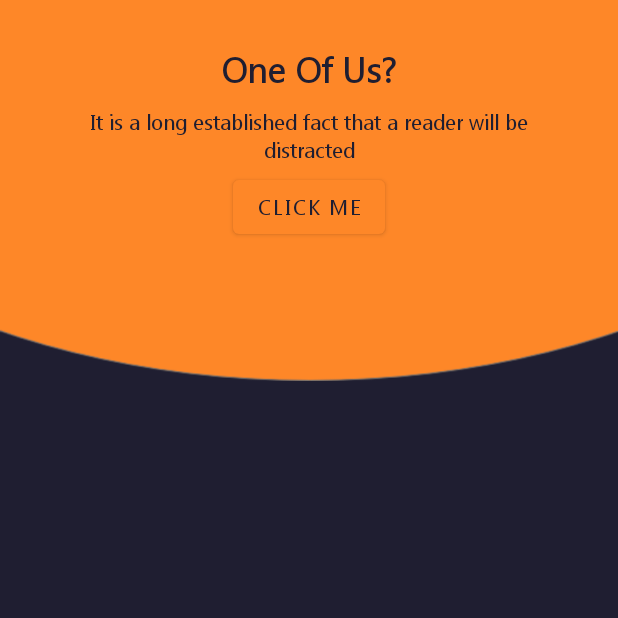
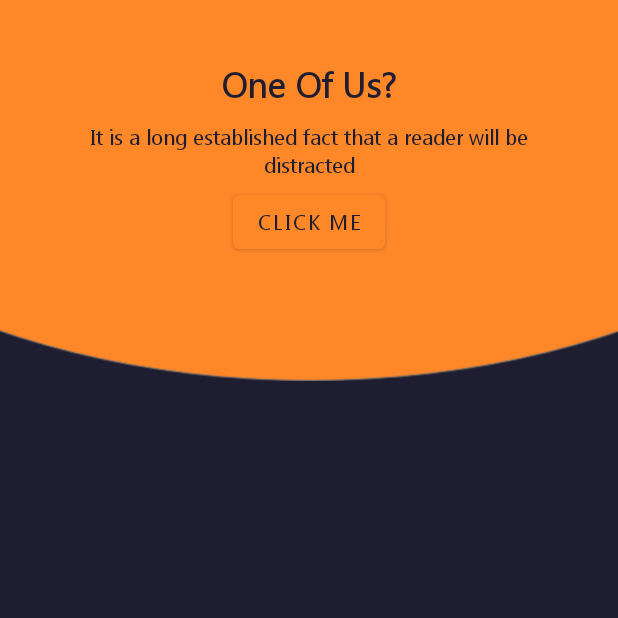
Before and after one commit to sachintha00/Food-App, an Android app: the LoginActivity screen opened directly, with no data from a screen before it, on a phone screen of 412 x 824 dp, the top half of it. Run offline under Robolectric (Android 15) with nearby library versions, the phone set to English and light mode, and no system bars.

Commit message:
Update activity_login.xml

```diff
--- a/App/app/src/main/res/layout/activity_login.xml
+++ b/App/app/src/main/res/layout/activity_login.xml
@@ -19,7 +19,7 @@
         app:layout_constraintStart_toStartOf="parent"
         app:layout_constraintTop_toTopOf="parent"
         tools:ignore="MissingConstraints"
-        android:layout_marginTop="30dp"
+        android:layout_marginTop="40dp"
         >
 
         <TextView
@@ -53,6 +53,8 @@
 
     </LinearLayout>
 
+
+
     <ImageView
         android:id="@+id/image_bg_login_reg"
         android:layout_width="match_parent"
```
